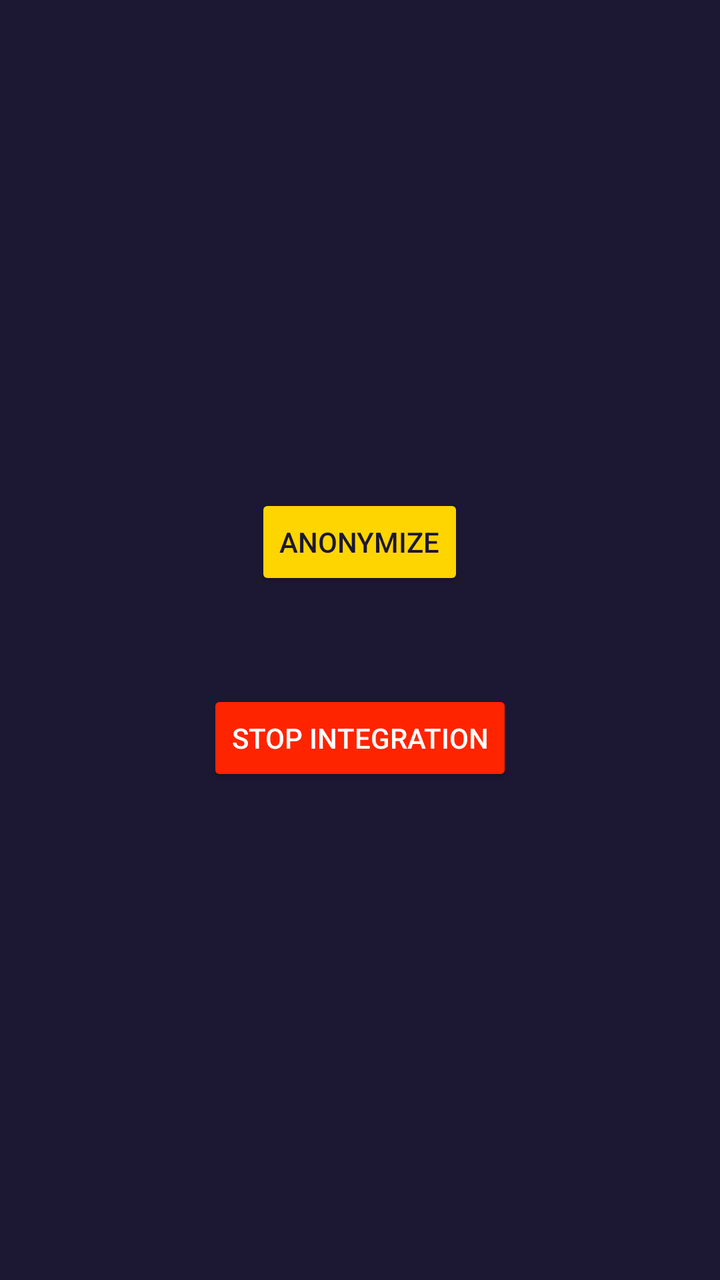
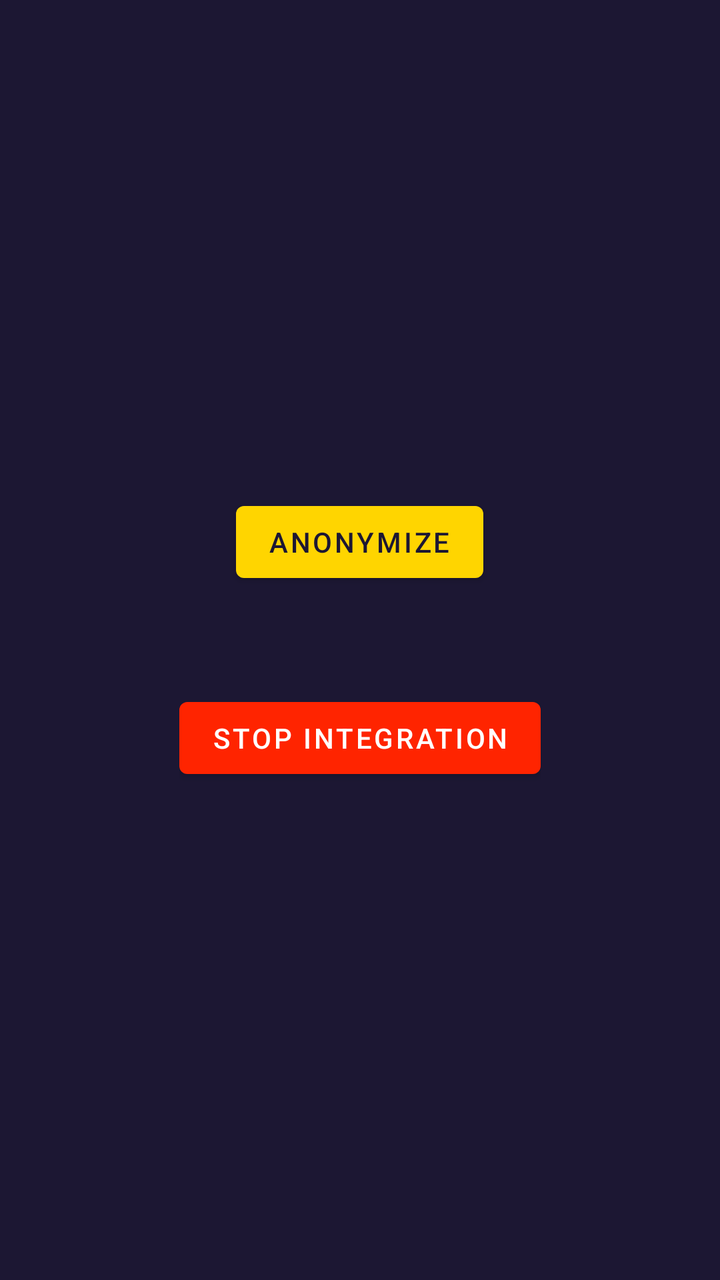

The first picture is an Android layout as it rendered before a commit; the second is the same layout after the commit. The layout source and the unified diff follow.
<!-- AndroidManifest.xml: application theme AppTheme -->
<!-- res/layout/fragment_anonymize.xml -->
<?xml version="1.0" encoding="utf-8"?>
<androidx.constraintlayout.widget.ConstraintLayout
    xmlns:android="http://schemas.android.com/apk/res/android"
    xmlns:app="http://schemas.android.com/apk/res-auto"
    android:layout_width="match_parent"
    android:layout_height="match_parent">

    <LinearLayout
        android:layout_width="wrap_content"
        android:layout_height="wrap_content"
        android:orientation="vertical"
        app:layout_constraintBottom_toBottomOf="parent"
        app:layout_constraintEnd_toEndOf="parent"
        app:layout_constraintStart_toStartOf="parent"
        app:layout_constraintTop_toTopOf="parent"
        android:layout_marginBottom="8dp"
        android:layout_marginEnd="8dp"
        android:layout_marginStart="8dp"
        android:layout_marginTop="8dp">

        <Button
            android:id="@+id/btnAnonymize"
            android:layout_width="wrap_content"
            android:layout_height="wrap_content"
            android:text="Anonymize"
            android:theme="@style/AppButton"
            android:layout_gravity="center" />

        <Button
            android:id="@+id/btnStopIntegration"
            android:layout_width="wrap_content"
            android:layout_height="wrap_content"
            android:layout_marginTop="50dp"
            android:text="Stop Integration"
            android:theme="@style/AppButtonRed"
            android:layout_gravity="center" />

    </LinearLayout>

</androidx.constraintlayout.widget.ConstraintLayout>
<!-- resources referenced by this layout -->
<resources>
  <style name="AppButton" parent="Theme.AppCompat">
          <item name="colorButtonNormal">@color/colorAccent</item>
          <item name="colorControlHighlight">@color/colorPrimary</item>
          <item name="android:textColor">@color/colorPrimaryDark</item>
      </style>
  <style name="AppButtonRed" parent="AppButton">
          <item name="colorButtonNormal">@color/red</item>
          <item name="android:textColor">@color/white</item>
      </style>
  <style name="AppTheme" parent="Theme.AppCompat.NoActionBar">
          <item name="android:colorPrimary">@color/colorPrimary</item>
          <item name="android:colorPrimaryDark">@color/colorPrimaryDark</item>
          <item name="android:textColorPrimary">@color/white</item>
          <item name="android:colorAccent">@color/colorAccent</item>
          <item name="android:color">@color/white</item>
          <item name="android:windowBackground">@color/colorPrimaryDark</item>
          <item name="android:colorBackground">@color/colorPrimaryDark</item>
          <item name="android:textColor">@color/white</item>
          <item name="android:textColorHint">@color/white</item>
          <item name="colorControlNormal">@color/colorAccent</item>
          <item name="colorControlActivated">@color/colorAccent</item>
      </style>
  <color name="colorAccent">#ffd500</color>
  <color name="colorPrimary">#352c61</color>
  <color name="colorPrimaryDark">#1c1733</color>
  <color name="red">#FF2400</color>
  <color name="white">#FFFFFF</color>
</resources>

<!-- the commit's change to res/layout/fragment_anonymize.xml (unified diff, before → after) -->
@@ -22,8 +22,7 @@
             android:id="@+id/btnAnonymize"
             android:layout_width="wrap_content"
             android:layout_height="wrap_content"
-            android:text="Anonymize"
-            android:theme="@style/AppButton"
+            android:text="@string/anonymize"
             android:layout_gravity="center" />
 
         <Button
@@ -31,8 +30,8 @@
             android:layout_width="wrap_content"
             android:layout_height="wrap_content"
             android:layout_marginTop="50dp"
-            android:text="Stop Integration"
-            android:theme="@style/AppButtonRed"
+            android:text="@string/action_stop_integration"
+            style="@style/AppButtonRed"
             android:layout_gravity="center" />
 
     </LinearLayout>
<!-- resource entries referenced after the edit -->
@@ -1,26 +1,51 @@
 <!-- resources referenced by this layout -->
 <resources>
-  <style name="AppButton" parent="Theme.AppCompat">
-          <item name="colorButtonNormal">@color/colorAccent</item>
-          <item name="colorControlHighlight">@color/colorPrimary</item>
+  <string name="action_stop_integration">Stop Integration</string>
+  <string name="anonymize">Anonymize</string>
+  <style name="AppButton" parent="Widget.MaterialComponents.Button">
+          <item name="backgroundTint">@color/colorAccent</item>
           <item name="android:textColor">@color/colorPrimaryDark</item>
       </style>
-  <style name="AppButtonRed" parent="AppButton">
-          <item name="colorButtonNormal">@color/red</item>
+  <style name="Widget.App.TextInputLayout.FilledBox" parent="Widget.MaterialComponents.TextInputLayout.FilledBox">
+          <item name="android:textColor">@color/white</item>
+          <item name="android:textColorHint">@color/white</item>
+          <item name="boxBackgroundColor">@color/colorPrimaryDark</item>
+          <item name="boxStrokeColor">@color/filled_stroke_color</item>
+          <item name="materialThemeOverlay">@style/ThemeOverlay.App.TextInputLayout.FilledBox</item>
+      </style>
+  <style name="ThemeOverlay.App.MaterialAlertDialog" parent="ThemeOverlay.MaterialComponents.MaterialAlertDialog">
+          <item name="buttonBarPositiveButtonStyle">@style/Widget.App.Button.TextButton.Dialog</item>
+          <item name="buttonBarNegativeButtonStyle">@style/Widget.App.Button.TextButton.Dialog</item>
+          <item name="buttonBarNeutralButtonStyle">@style/Widget.App.Button.TextButton.Dialog</item>
+      </style>
+  <style name="ThemeOverlay.App.TextInputLayout.FilledBox" parent="">
+          <item name="colorPrimary">@color/colorAccent</item>
+          <item name="editTextStyle">@style/Widget.MaterialComponents.TextInputLayout.FilledBox</item>
+      </style>
+  <style name="Widget.App.Button.TextButton.Dialog" parent="Widget.MaterialComponents.Button.TextButton.Dialog">
+          <item name="materialThemeOverlay">@style/ThemeOverlay.App.Button.TextButton.Dialog</item>
+      </style>
+  <style name="ThemeOverlay.App.Button.TextButton.Dialog" parent="">
+          <item name="colorPrimary">@color/white</item>
+      </style>
+  <style name="AppButtonRed" parent="Widget.MaterialComponents.Button">
+          <item name="backgroundTint">@color/red</item>
           <item name="android:textColor">@color/white</item>
       </style>
-  <style name="AppTheme" parent="Theme.AppCompat.NoActionBar">
-          <item name="android:colorPrimary">@color/colorPrimary</item>
-          <item name="android:colorPrimaryDark">@color/colorPrimaryDark</item>
-          <item name="android:textColorPrimary">@color/white</item>
-          <item name="android:colorAccent">@color/colorAccent</item>
-          <item name="android:color">@color/white</item>
+  <style name="AppTheme" parent="Theme.MaterialComponents.NoActionBar">
+          <item name="colorPrimary">@color/colorPrimary</item>
+          <item name="colorPrimaryVariant">@color/colorPrimaryDark</item>
+          <item name="colorSecondary">@color/colorAccent</item>
           <item name="android:windowBackground">@color/colorPrimaryDark</item>
           <item name="android:colorBackground">@color/colorPrimaryDark</item>
+          <item name="android:textColorPrimary">@color/white</item>
           <item name="android:textColor">@color/white</item>
           <item name="android:textColorHint">@color/white</item>
           <item name="colorControlNormal">@color/colorAccent</item>
           <item name="colorControlActivated">@color/colorAccent</item>
+          <item name="materialButtonStyle">@style/AppButton</item>
+          <item name="textInputStyle">@style/Widget.App.TextInputLayout.FilledBox</item>
+          <item name="materialAlertDialogTheme">@style/ThemeOverlay.App.MaterialAlertDialog</item>
       </style>
   <color name="colorAccent">#ffd500</color>
   <color name="colorPrimary">#352c61</color>
